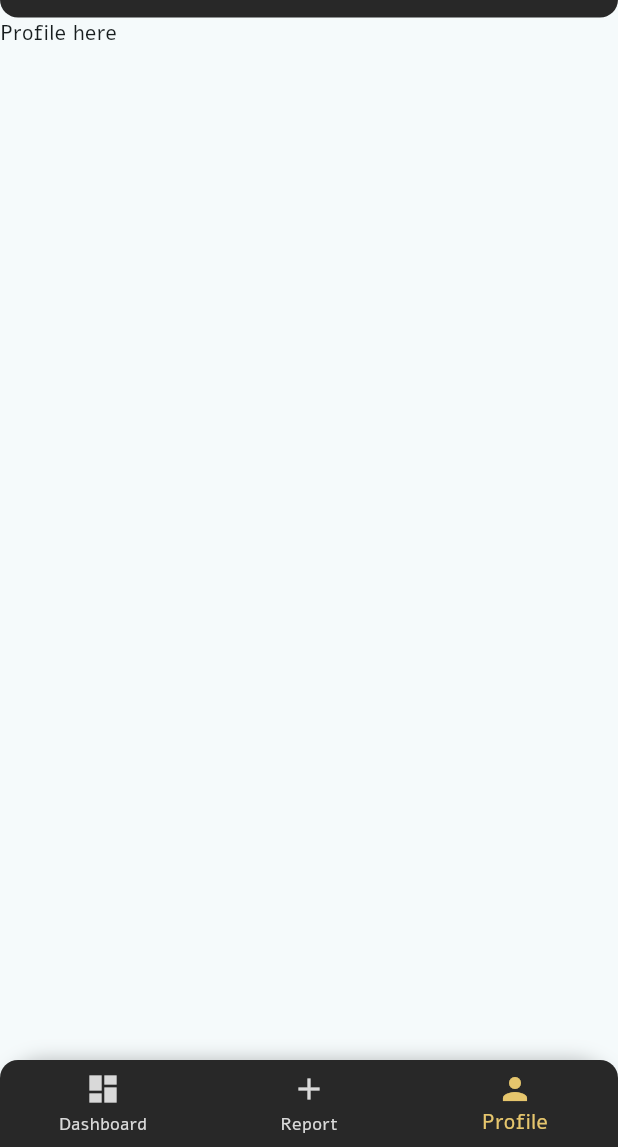
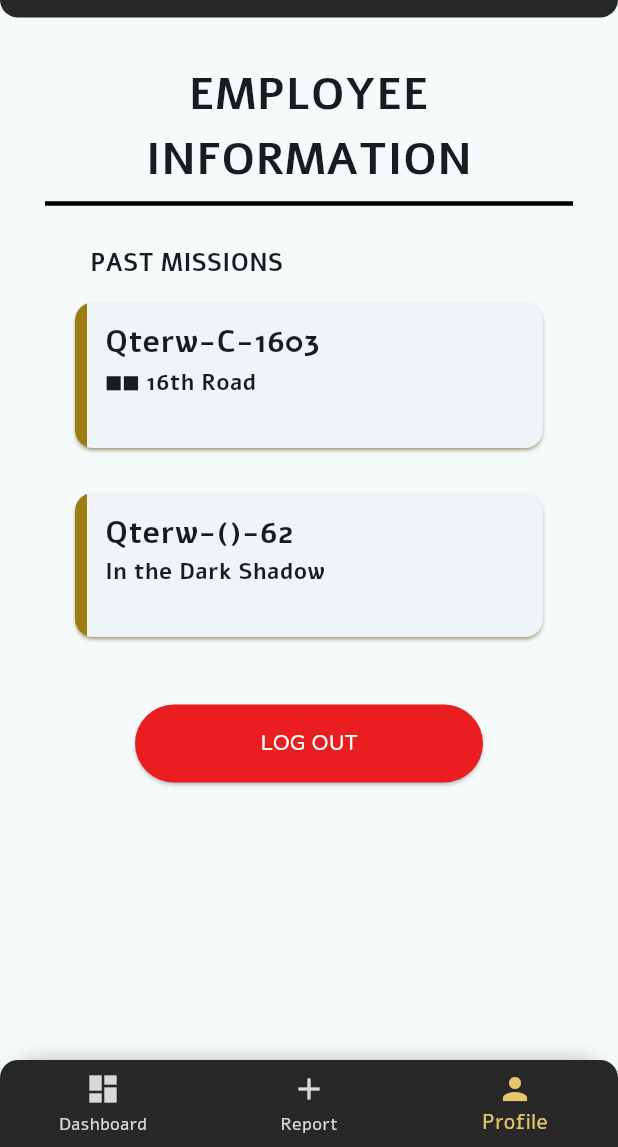
Before and after one commit to tsAntonio25/ADET-Midterms-Badging, a Flutter app: the screen it shows after launch, item 3 of the bottom bar chosen, on a phone screen of 412 x 824 dp, the part 89-1236 px from its top. Run offline on Flutter 3.47's test engine with Material 3 defaults, Android fonts, the phone set to English and light mode, and no system bars.

Commit message:
:sparkles: Profile Page (partial)

```diff
--- a/lib/pages/profile.dart
+++ b/lib/pages/profile.dart
@@ -1,16 +1,126 @@
 import 'package:flutter/material.dart';
+import 'package:flutter_badging/pages/login.dart';
+import 'package:flutter_badging/widgets/customBtn.dart';
+import 'package:flutter_badging/widgets/missionBar.dart';
 
 class Profile extends StatelessWidget {
-
   const Profile({super.key});
 
   @override
   Widget build(BuildContext context) {
-
     // test
     return Scaffold(
+      body: SafeArea(
+        child: SingleChildScrollView(
+          child: Padding(
+            padding: EdgeInsetsGeometry.all(30),
+            child: Column(
+              mainAxisAlignment: MainAxisAlignment.center,
+              mainAxisSize: MainAxisSize.min,
+              crossAxisAlignment: CrossAxisAlignment.stretch,
+              children: [_employeeInfo(), Divider(thickness: 3, color: Colors.black,), _pastMissionSection(), _logoutButton(context)],
+            ),
+          ),
+        ),
+      ),
+    );
+  }
 
-      body: Text('Profile here'),
+  // employee info banner
+  Widget _employeeInfo() {
+    return Container(
+      child: Text(
+        'EMPLOYEE INFORMATION',
+        textAlign: TextAlign.center,
+        style: TextStyle(fontSize: 30, fontWeight: FontWeight.w600),
+      ),
+    );
+  }
+
+  // profile
+  Widget _profileInfo() {
+    return Container();
+  }
+
+  // past missions
+  Widget _pastMissions() {
+    return Column(
+      crossAxisAlignment: CrossAxisAlignment.stretch,
+      children: const <Widget>[
+        Card(
+          clipBehavior: Clip.antiAlias,
+          shadowColor: Color.fromARGB(255, 157,125,19),
+          margin: EdgeInsets.symmetric(horizontal: 20, vertical: 15),
+          child: MissionBar(
+            idCode: 'Qterw-C-1603',
+            darknessName: '■■ 16th Road',
+            entrySite: '',
+            desc:
+                'This darkness manifests as a street of operating shops staffed by non-human beings. Individuals entering through the Death Lane App must not close the application under any circumstances.',
+            colorBrdr: Color.fromARGB(255, 157,125,19),
+          ),
+        ),
+        Card(
+          clipBehavior: Clip.antiAlias,
+          shadowColor: Color.fromARGB(255, 157,125,19),
+          margin: EdgeInsets.symmetric(horizontal: 20, vertical: 15),
+          child: MissionBar(
+            idCode: 'Qterw-()-62',
+            darknessName: 'In the Dark Shadow',
+            entrySite: '',
+            desc:
+                'This darkness occurs if you fall asleep on New Year’s Eve after reading “In the dark shadow.txt”. You will awaken at Sekwang Technical High School at night and be chased by something that is not human until death.',
+            colorBrdr: Color.fromARGB(255, 157,125,19),
+          ),
+        ),
+
+      ],
+    );
+  }
+
+  // past missions section
+  Widget _pastMissionSection() {
+    return Column(
+      crossAxisAlignment: CrossAxisAlignment.start,
+      children: [Padding(padding: EdgeInsetsGeometry.only(left: 30, top: 20), child: Text("PAST MISSIONS", style: TextStyle(fontWeight: FontWeight.w600, fontSize: 16),)),  _pastMissions()]);
+  }
+
+  // logout button
+  Widget _logoutButton(BuildContext context) {
+    return Container(
+      margin: EdgeInsets.symmetric(horizontal: 60, vertical: 30),
+      child: CustomButton(
+      btnColor: Color.fromARGB(255, 234, 29, 33),
+      txtbtnColor: Colors.white,
+      text: "LOG OUT",
+      onPressed: () {
+        Navigator.of(
+          context,
+        ).push(MaterialPageRoute(builder: (context) => Login()));
+      },
+    ),
     );
   }
 }
+
+/*
+    structure
+
+    Employee Information
+
+    Container Profile (column)
+      - Logo
+      - Divider
+          (row)
+        - Picture
+        - Label
+            (column)
+          - Values
+          - Points
+
+    Past Missions
+     - Past Mission 1
+     - Past Misson 2
+
+    Log Out Button
+ */
```
